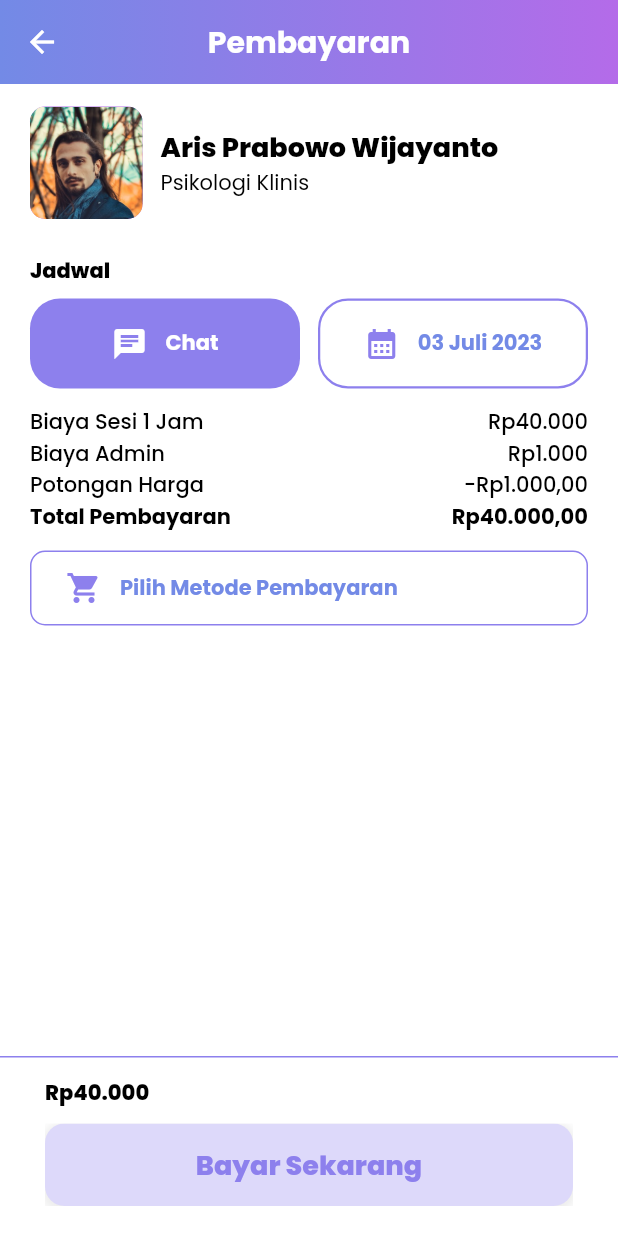
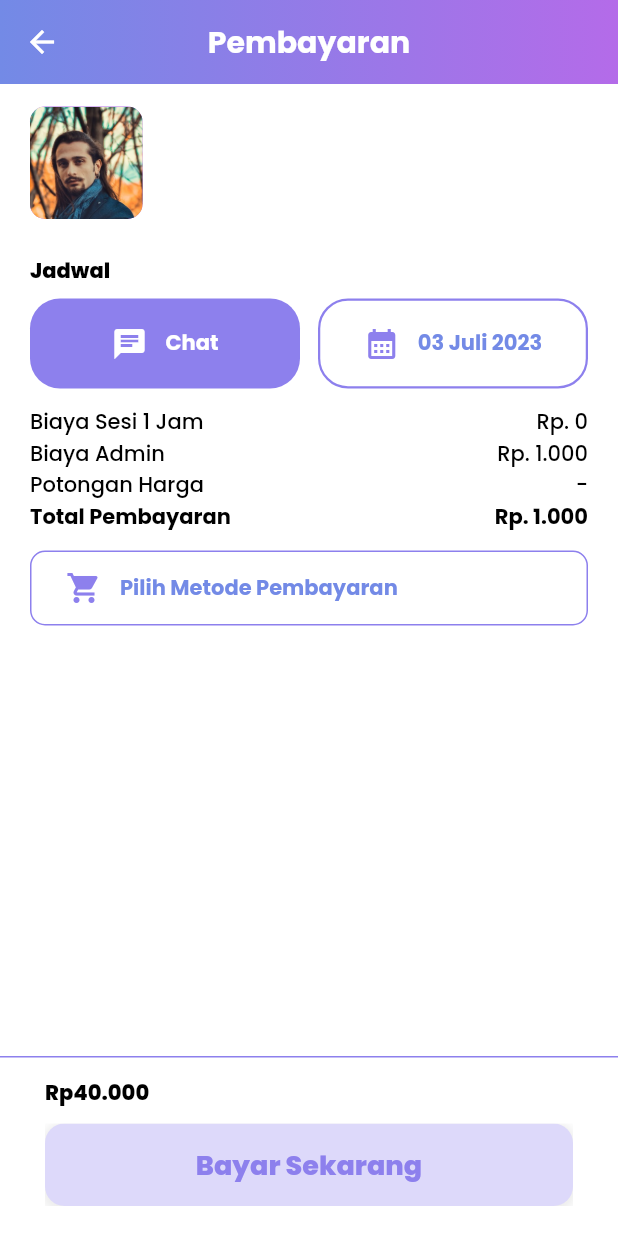
Before and after one commit to dinug-c/mentalove_app, a Flutter app: the Detail screen opened directly with empty values, after a tap on "Konfirmasi Penjadwalan", on a phone screen of 412 x 824 dp. Run offline on Flutter 3.47's test engine with Material 2 defaults, Android fonts, the phone set to English and light mode, and no system bars; our stand-ins replace appwrite, auto_size_text, flutter_bloc, get, get_storage, google_fonts and 1 more; accounts and stored records are empty; network calls fail.

Commit message:
fix pembayaran

```diff
--- a/lib/main.dart
+++ b/lib/main.dart
@@ -58,7 +58,8 @@ class MainApp extends StatelessWidget {
         '/daily': (context) => const DailyContentPage(),
         '/tellus': (context) => const TellUsPage(),
         '/psikolog-page': (context) => const PsikologPage(),
-        '/pembayaran': (context) => const Pembayaran(),
+        '/pembayaran': (context) =>
+            const Pembayaran(terapisData: {}, mode: true),
         '/psikiater-page': (context) => const PsikiaterPage(),
         '/chat-page': (context) => const ChatPage(),
       }),
--- a/lib/ui/pages/detail.dart
+++ b/lib/ui/pages/detail.dart
@@ -1,4 +1,5 @@
 import 'package:flutter/material.dart';
+import 'package:mentalove_app/ui/pages/pembayaran.dart';
 import 'package:mentalove_app/ui/shared/gaps.dart';
 import 'package:mentalove_app/ui/shared/theme.dart';
 import 'package:mentalove_app/ui/widgets/appbar.dart';
@@ -332,7 +333,15 @@ class _DetailState extends State<Detail> {
                           startColor: kPurpleColor,
                           endColor: kPurpleColor,
                           onPressed: () {
-                            Navigator.pushNamed(context, '/pembayaran');
+                            Navigator.push(
+                              context,
+                              MaterialPageRoute(
+                                builder: (context) => Pembayaran(
+                                  terapisData: terapisData,
+                                  mode: mode,
+                                ),
+                              ),
+                            );
                           })
                     ],
                   ),
--- a/lib/ui/pages/pembayaran.dart
+++ b/lib/ui/pages/pembayaran.dart
@@ -1,12 +1,16 @@
 import 'package:flutter/material.dart';
 import 'package:flutter/services.dart';
+import 'package:intl/intl.dart';
 import 'package:mentalove_app/ui/shared/gaps.dart';
 import 'package:mentalove_app/ui/shared/theme.dart';
 import 'package:mentalove_app/ui/widgets/appbar.dart';
 import 'package:mentalove_app/ui/widgets/button.dart';
 
 class Pembayaran extends StatefulWidget {
-  const Pembayaran({super.key});
+  final Map<String, dynamic> terapisData;
+  final bool mode;
+
+  const Pembayaran({super.key, required this.terapisData, required this.mode});
 
   @override
   State<Pembayaran> createState() => _PembayaranState();
@@ -15,6 +19,28 @@ class Pembayaran extends StatefulWidget {
 class _PembayaranState extends State<Pembayaran> {
   @override
   Widget build(BuildContext context) {
+    final terapisData = widget.terapisData;
+    final mode = widget.mode;
+
+    int harga = terapisData['harga'];
+    String hargaStr = NumberFormat.currency(
+      locale: 'id',
+      symbol: 'Rp. ',
+      decimalDigits: 0,
+    ).format(harga);
+    int hargaAdmin = 1000;
+    String hargaAdminStr = NumberFormat.currency(
+      locale: 'id',
+      symbol: 'Rp. ',
+      decimalDigits: 0,
+    ).format(hargaAdmin);
+    int totalPembayaran = harga + hargaAdmin;
+    String hargaRp = NumberFormat.currency(
+      locale: 'id',
+      symbol: 'Rp. ',
+      decimalDigits: 0,
+    ).format(totalPembayaran);
+
     const SystemUiOverlayStyle(
       statusBarColor: Colors.transparent,
       systemNavigationBarColor: Colors.white,
@@ -63,11 +89,11 @@ class _PembayaranState extends State<Pembayaran> {
                             crossAxisAlignment: CrossAxisAlignment.start,
                             children: [
                               Text(
-                                'Aris Prabowo Wijayanto',
+                                terapisData['name'],
                                 style: blackTextStyle.copyWith(
                                     fontSize: 18, fontWeight: extraBold),
                               ),
-                              Text('Psikologi Klinis',
+                              Text(terapisData['title'],
                                   style: blackTextStyle.copyWith(fontSize: 14)),
                             ],
                           ),
@@ -92,12 +118,14 @@ class _PembayaranState extends State<Pembayaran> {
                                   mainAxisAlignment: MainAxisAlignment.center,
                                   children: [
                                     Icon(
-                                      Icons.chat,
+                                      mode
+                                          ? Icons.person_pin_rounded
+                                          : Icons.chat,
                                       color: kWhiteColor,
                                     ),
                                     gapW12,
                                     Text(
-                                      'Chat',
+                                      mode ? 'Video Call' : 'Chat',
                                       style: blackTextStyle.copyWith(
                                           color: kWhiteColor, fontWeight: bold),
                                     ),
@@ -141,7 +169,7 @@ class _PembayaranState extends State<Pembayaran> {
                             style: blackTextStyle.copyWith(fontWeight: medium),
                           ),
                           Text(
-                            'Rp40.000',
+                            hargaStr,
                             style: blackTextStyle.copyWith(fontWeight: medium),
                           ),
                         ],
@@ -154,7 +182,7 @@ class _PembayaranState extends State<Pembayaran> {
                             style: blackTextStyle.copyWith(fontWeight: medium),
                           ),
                           Text(
-                            'Rp1.000',
+                            hargaAdminStr,
                             style: blackTextStyle.copyWith(fontWeight: medium),
                           ),
                         ],
@@ -167,7 +195,7 @@ class _PembayaranState extends State<Pembayaran> {
                             style: blackTextStyle.copyWith(fontWeight: medium),
                           ),
                           Text(
-                            '-Rp1.000,00',
+                            '-',
                             style: blackTextStyle.copyWith(fontWeight: medium),
                           ),
                         ],
@@ -180,7 +208,7 @@ class _PembayaranState extends State<Pembayaran> {
                             style: blackTextStyle.copyWith(fontWeight: bold),
                           ),
                           Text(
-                            'Rp40.000,00',
+                            hargaRp,
                             style: blackTextStyle.copyWith(fontWeight: bold),
                           ),
                         ],
```
